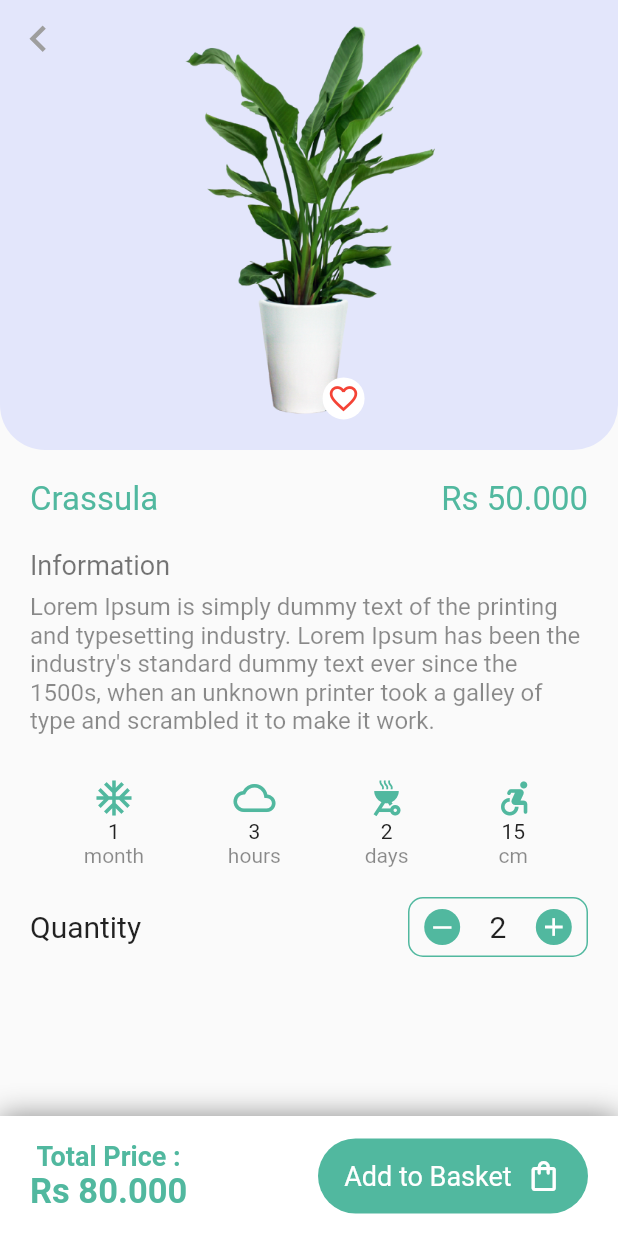
After one commit to Jagmohanrai/PlantAppUI, a Flutter app: the screen it shows after launch, after a tap on "Crassula", on a phone screen of 412 x 824 dp. The commit adds this screen. Run offline on Flutter 3.47's test engine with Material 2 defaults, Android fonts, the phone set to English and light mode, and no system bars.

Commit message:
second page implemented and completed

```diff
--- a/lib/mainpage.dart
+++ b/lib/mainpage.dart
@@ -1,4 +1,5 @@
 import 'package:flutter/material.dart';
+import 'package:plantshop/plantpage.dart';
 
 class MainPage extends StatefulWidget {
   @override
@@ -154,10 +155,24 @@ class _MainPageState extends State<MainPage> {
                 child: ListView(
                   scrollDirection: Axis.horizontal,
                   children: [
-                    plantCaer(
-                      imglink: "assets/plant.png",
-                      name: 'Crassula',
-                      price: '50.000',
+                    InkWell(
+                      onTap: () {
+                        Navigator.push(
+                          context,
+                          MaterialPageRoute(
+                            builder: (context) => PlantPage(
+                              imglink: "assets/plant.png",
+                              name: 'Crassula',
+                              price: '50.000',
+                            ),
+                          ),
+                        );
+                      },
+                      child: plantCaer(
+                        imglink: "assets/plant.png",
+                        name: 'Crassula',
+                        price: '50.000',
+                      ),
                     ),
                     plantCaer(
                       imglink: "assets/plant.png",
--- /dev/null
+++ b/lib/plantpage.dart
@@ -0,0 +1,271 @@
+import 'package:flutter/material.dart';
+
+class PlantPage extends StatefulWidget {
+  final name;
+  final price;
+  final imglink;
+
+  const PlantPage({Key key, this.name, this.price, this.imglink})
+      : super(key: key);
+  @override
+  _PlantPageState createState() => _PlantPageState();
+}
+
+class _PlantPageState extends State<PlantPage> {
+  Color color = const Color.fromRGBO(81, 184, 159, 1);
+  Widget iconspack({String quantity, String duration, IconData icon}) {
+    return Column(
+      children: [
+        Icon(
+          icon,
+          size: 28,
+          color: Color.fromRGBO(81, 184, 159, 1),
+        ),
+        Text(
+          duration,
+        ),
+        Text(
+          quantity,
+          style: TextStyle(color: Colors.black45),
+        ),
+      ],
+    );
+  }
+
+  @override
+  Widget build(BuildContext context) {
+    return Scaffold(
+      body: ListView(
+        children: [
+          Container(
+            decoration: BoxDecoration(
+              color: Color.fromRGBO(227, 230, 251, 1),
+              borderRadius: BorderRadius.only(
+                bottomLeft: Radius.circular(30),
+                bottomRight: Radius.circular(30),
+              ),
+            ),
+            height: 300,
+            child: Stack(
+              children: [
+                Align(
+                  alignment: Alignment.center,
+                  child: Image.asset(widget.imglink),
+                ),
+                InkWell(
+                  onTap: () {
+                    Navigator.pop(context);
+                  },
+                  child: Padding(
+                    padding: const EdgeInsets.all(8.0),
+                    child: Icon(
+                      Icons.navigate_before,
+                      size: 35,
+                      color: Colors.grey,
+                    ),
+                  ),
+                ),
+                Align(
+                  alignment: Alignment(0.12, 0.85),
+                  child: Container(
+                    decoration: BoxDecoration(
+                      color: Colors.white,
+                      borderRadius: BorderRadius.circular(20),
+                    ),
+                    child: Padding(
+                      padding: const EdgeInsets.all(3),
+                      child: Icon(
+                        Icons.favorite_border,
+                        size: 22,
+                        color: Colors.red,
+                      ),
+                    ),
+                  ),
+                )
+              ],
+            ),
+          ),
+          Padding(
+            padding: const EdgeInsets.all(20.0),
+            child: Row(
+              mainAxisAlignment: MainAxisAlignment.spaceBetween,
+              children: [
+                Text(
+                  widget.name,
+                  style: TextStyle(
+                    fontSize: 22,
+                    color: Color.fromRGBO(81, 184, 159, 1),
+                  ),
+                ),
+                Text(
+                  "Rs ${widget.price}",
+                  style: TextStyle(
+                    fontSize: 22,
+                    color: Color.fromRGBO(81, 184, 159, 1),
+                  ),
+                ),
+              ],
+            ),
+          ),
+          Padding(
+            padding: const EdgeInsets.symmetric(horizontal: 20.0),
+            child: Text(
+              "Information",
+              style: TextStyle(color: Colors.black54, fontSize: 18),
+            ),
+          ),
+          Padding(
+            padding: const EdgeInsets.symmetric(horizontal: 20, vertical: 8),
+            child: Text(
+              "Lorem Ipsum is simply dummy text of the printing and typesetting industry. Lorem Ipsum has been the industry's standard dummy text ever since the 1500s, when an unknown printer took a galley of type and scrambled it to make it work.",
+              style: TextStyle(fontSize: 16, color: Colors.black45),
+            ),
+          ),
+          Padding(
+            padding: const EdgeInsets.symmetric(vertical: 20.0),
+            child: Row(
+              mainAxisAlignment: MainAxisAlignment.spaceEvenly,
+              children: [
+                iconspack(
+                    icon: Icons.ac_unit, duration: '1', quantity: 'month'),
+                iconspack(
+                    icon: Icons.cloud_outlined,
+                    duration: '3',
+                    quantity: 'hours'),
+                iconspack(
+                    icon: Icons.outdoor_grill_sharp,
+                    duration: '2',
+                    quantity: 'days'),
+                iconspack(
+                    icon: Icons.accessible_forward_rounded,
+                    duration: '15',
+                    quantity: 'cm'),
+              ],
+            ),
+          ),
+          Padding(
+            padding: const EdgeInsets.symmetric(horizontal: 20.0),
+            child: Row(
+              mainAxisAlignment: MainAxisAlignment.spaceBetween,
+              children: [
+                Text(
+                  "Quantity",
+                  style: TextStyle(color: Colors.black87, fontSize: 20),
+                ),
+                Container(
+                  height: 40,
+                  width: 120,
+                  child: Row(
+                    mainAxisAlignment: MainAxisAlignment.spaceAround,
+                    children: [
+                      Container(
+                        height: 24,
+                        width: 24,
+                        decoration: BoxDecoration(
+                            borderRadius: BorderRadius.circular(20),
+                            color: Color.fromRGBO(81, 184, 159, 1)),
+                        child: Icon(
+                          Icons.horizontal_rule,
+                          size: 18,
+                          color: Colors.white,
+                        ),
+                      ),
+                      Text(
+                        '2',
+                        style: TextStyle(
+                          fontSize: 20,
+                          color: Colors.black87,
+                        ),
+                      ),
+                      Container(
+                        height: 24,
+                        width: 24,
+                        decoration: BoxDecoration(
+                            borderRadius: BorderRadius.circular(20),
+                            color: Color.fromRGBO(81, 184, 159, 1)),
+                        child: Icon(
+                          Icons.add,
+                          size: 20,
+                          color: Colors.white,
+                        ),
+                      ),
+                    ],
+                  ),
+                  decoration: BoxDecoration(
+                    border: Border.all(
+                      color: Color.fromRGBO(81, 184, 159, 1),
+                    ),
+                    borderRadius: BorderRadius.circular(10),
+                  ),
+                ),
+              ],
+            ),
+          ),
+        ],
+      ),
+      bottomNavigationBar: Container(
+        decoration: BoxDecoration(boxShadow: <BoxShadow>[
+          BoxShadow(
+            color: Colors.black45,
+            blurRadius: 15,
+          ),
+        ], color: Colors.white),
+        height: 80,
+        width: MediaQuery.of(context).size.width,
+        child: Padding(
+          padding: const EdgeInsets.symmetric(horizontal: 20),
+          child: Row(
+            mainAxisAlignment: MainAxisAlignment.spaceBetween,
+            children: [
+              Column(
+                mainAxisAlignment: MainAxisAlignment.center,
+                children: [
+                  Text(
+                    'Total Price :',
+                    style: TextStyle(
+                      fontWeight: FontWeight.bold,
+                      fontSize: 18,
+                      color: Color.fromRGBO(81, 184, 159, 1),
+                    ),
+                  ),
+                  Text(
+                    'Rs 80.000',
+                    style: TextStyle(
+                      fontSize: 23,
+                      color: Color.fromRGBO(81, 184, 159, 1),
+                      fontWeight: FontWeight.bold,
+                    ),
+                  )
+                ],
+              ),
+              Container(
+                height: 50,
+                width: 180,
+                child: Padding(
+                  padding: const EdgeInsets.all(8.0),
+                  child: Row(
+                    mainAxisAlignment: MainAxisAlignment.spaceEvenly,
+                    children: [
+                      Text(
+                        'Add to Basket',
+                        style: TextStyle(color: Colors.white, fontSize: 18),
+                      ),
+                      Icon(
+                        Icons.shopping_bag_outlined,
+                        color: Colors.white,
+                        size: 24,
+                      )
+                    ],
+                  ),
+                ),
+                decoration: BoxDecoration(
+                    borderRadius: BorderRadius.circular(25),
+                    color: Color.fromRGBO(81, 184, 159, 1)),
+              )
+            ],
+          ),
+        ),
+      ),
+    );
+  }
+}
```
Also changed, not shown: Screenshot_1602515773.png (added).
